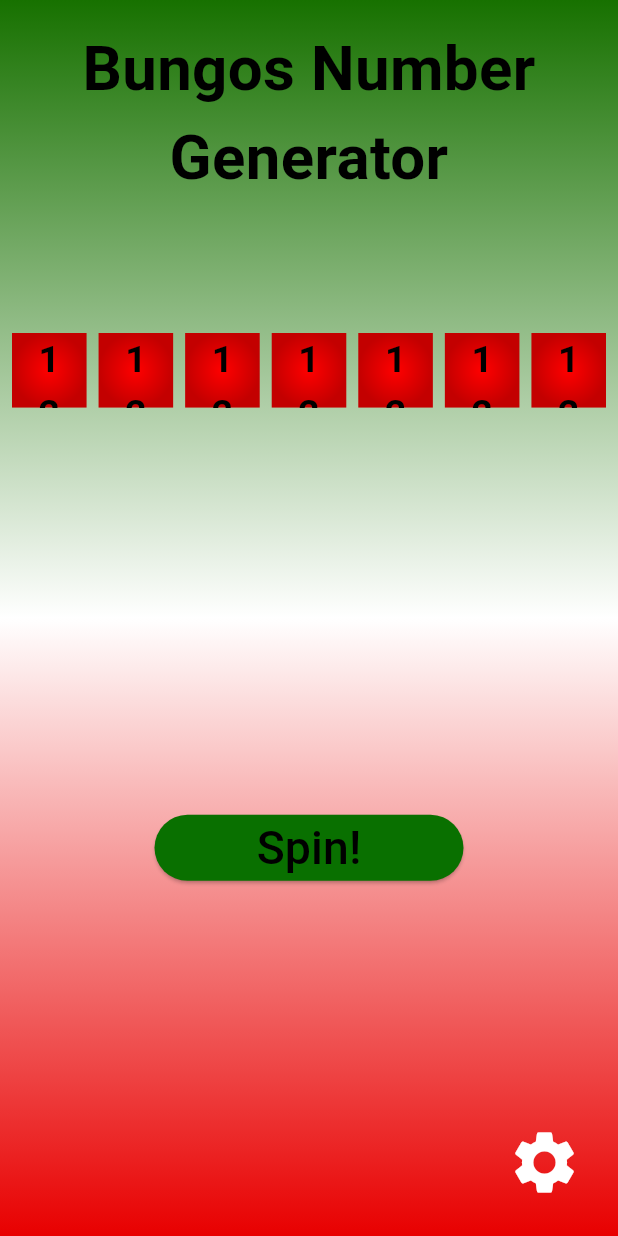
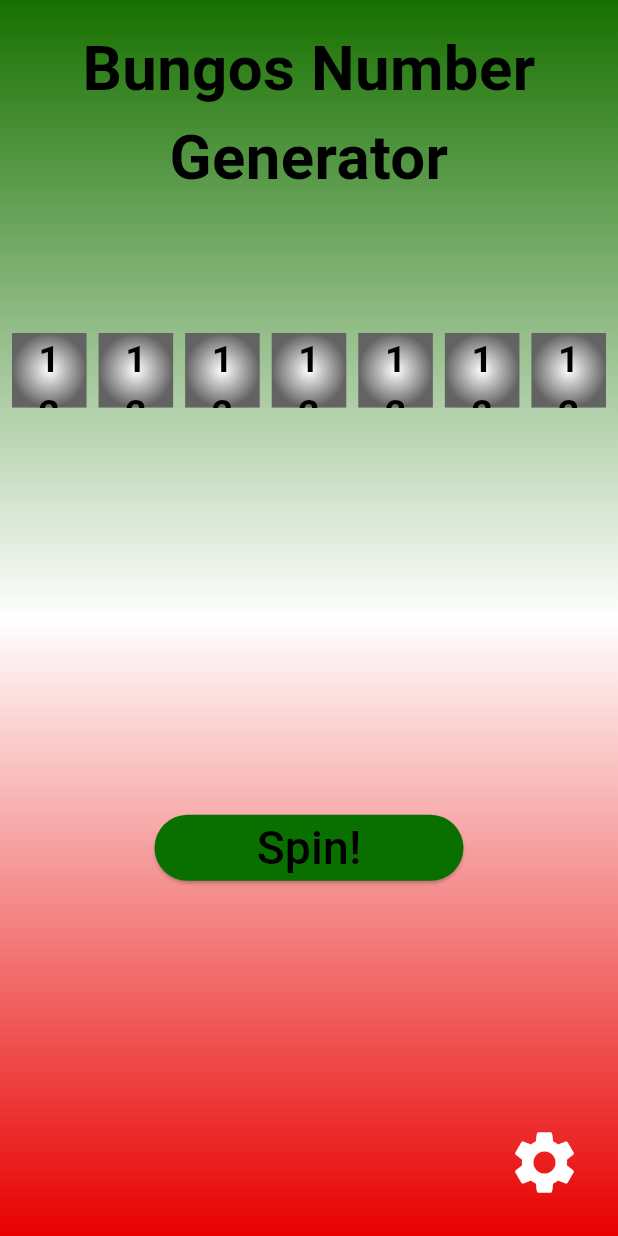
Before and after one commit to nbarudi/simple_number_app, a Flutter app: the screen it shows after launch, on a phone screen of 412 x 824 dp. Run offline on Flutter 3.47's test engine with Material 3 defaults, Android fonts, the phone set to English and light mode, and no system bars.

Commit message:
slight theme change again

```diff
--- a/lib/helpers/themes.dart
+++ b/lib/helpers/themes.dart
@@ -9,6 +9,7 @@ const ktertiery = Color(0xFFFF0000);
 const kfourth = Color(0xFFC30000);
 const kfifth = Color(0xFF097000);
 const ksixth = Color(0xFFFFFFFF);
+const kseventh = Color(0xFF636363);
 const ktext = Color(0xFF000000);
 
 const spinnerPadding = 8.0;
--- a/lib/widgets/SpinnerWidget.dart
+++ b/lib/widgets/SpinnerWidget.dart
@@ -102,7 +102,7 @@ class SpinnerWidgetState extends State<SpinnerWidget> {
       width: widget.width,
       height: widget.height,
       decoration: const BoxDecoration(
-        gradient: RadialGradient(colors: [ktertiery, kfourth]),
+        gradient: RadialGradient(colors: [ksixth, kseventh]),
       ),
       child: SingleChildScrollView(
         controller: scrollController,
--- a/pubspec.yaml
+++ b/pubspec.yaml
@@ -16,7 +16,7 @@ publish_to: 'none' # Remove this line if you wish to publish to pub.dev
 # https://developer.apple.com/library/archive/documentation/General/Reference/InfoPlistKeyReference/Articles/CoreFoundationKeys.html
 # In Windows, build-name is used as the major, minor, and patch parts
 # of the product and file versions while build-number is used as the build suffix.
-version: 1.0.4+1
+version: 1.0.5+1
 
 environment:
   sdk: ^3.5.3
```
